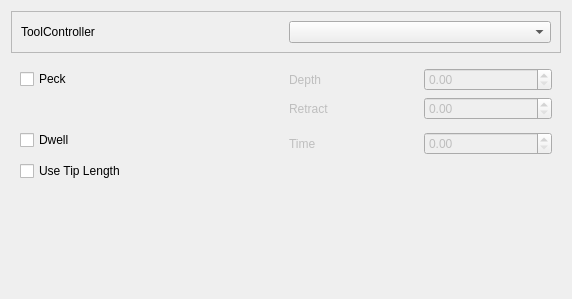
Above: src/Mod/Path/Gui/Resources/panels/PageOpDrillingEdit.ui from berndhahnebach/All_FreeCAD before the change. Below: the same form after it.
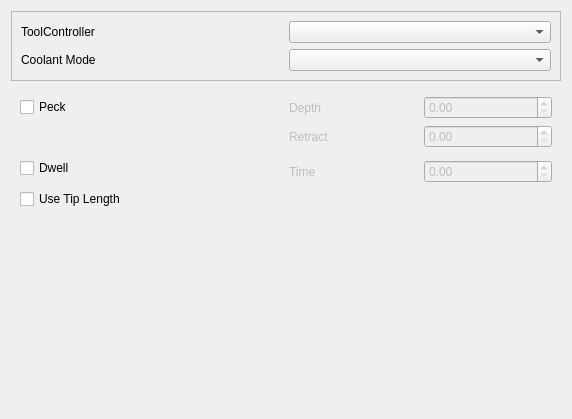
That is the form after the change. Custom widgets are drawn as their Qt base class.

Commit message: Add a coolant mode combobox to the op ui

```diff
--- a/src/Mod/Path/Gui/Resources/panels/PageOpDrillingEdit.ui
+++ b/src/Mod/Path/Gui/Resources/panels/PageOpDrillingEdit.ui
@@ -7,14 +7,14 @@
     <x>0</x>
     <y>0</y>
     <width>572</width>
-    <height>299</height>
+    <height>419</height>
    </rect>
   </property>
   <property name="windowTitle">
    <string>Form</string>
   </property>
-  <layout class="QVBoxLayout" name="verticalLayout">
-   <item>
+  <layout class="QGridLayout" name="gridLayout_3">
+   <item row="0" column="0">
     <widget class="QFrame" name="frame">
      <property name="sizePolicy">
       <sizepolicy hsizetype="Preferred" vsizetype="Preferred">
@@ -28,25 +28,39 @@
      <property name="frameShadow">
       <enum>QFrame::Raised</enum>
      </property>
-     <layout class="QHBoxLayout" name="horizontalLayout">
-      <item>
+     <layout class="QGridLayout" name="gridLayout_2">
+      <item row="0" column="0">
        <widget class="QLabel" name="label_2">
         <property name="text">
          <string>ToolController</string>
         </property>
        </widget>
       </item>
-      <item>
+      <item row="0" column="1">
        <widget class="QComboBox" name="toolController">
         <property name="toolTip">
          <string>&lt;html&gt;&lt;head/&gt;&lt;body&gt;&lt;p&gt;The tool and its settings to be used for this operation.&lt;/p&gt;&lt;/body&gt;&lt;/html&gt;</string>
         </property>
        </widget>
       </item>
+      <item row="1" column="0">
+       <widget class="QLabel" name="label_3">
+        <property name="text">
+         <string>Coolant Mode</string>
+        </property>
+       </widget>
+      </item>
+      <item row="1" column="1">
+       <widget class="QComboBox" name="coolantController">
+        <property name="toolTip">
+         <string>&lt;html&gt;&lt;head/&gt;&lt;body&gt;&lt;p&gt;The tool and its settings to be used for this operation.&lt;/p&gt;&lt;/body&gt;&lt;/html&gt;</string>
+        </property>
+       </widget>
+      </item>
      </layout>
     </widget>
    </item>
-   <item>
+   <item row="1" column="0">
     <widget class="QWidget" name="widget" native="true">
      <layout class="QGridLayout" name="gridLayout">
       <item row="7" column="1">
@@ -124,7 +138,7 @@
      </layout>
     </widget>
    </item>
-   <item>
+   <item row="2" column="0">
     <spacer name="verticalSpacer">
      <property name="orientation">
       <enum>Qt::Vertical</enum>
```
The commit also changes 6 other files.
